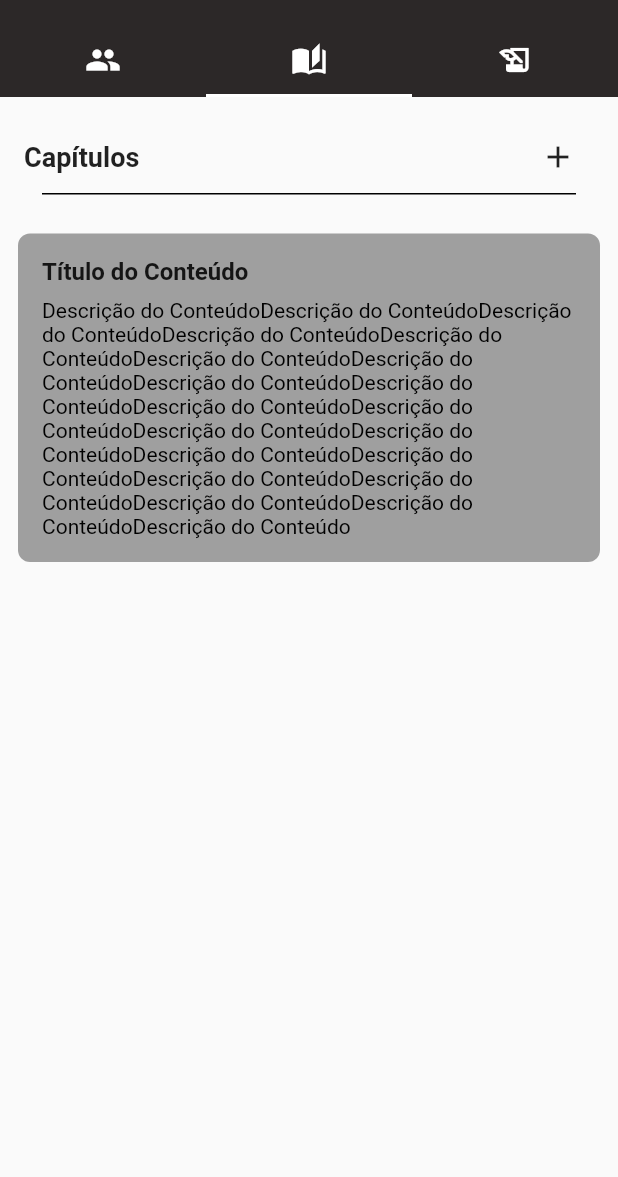
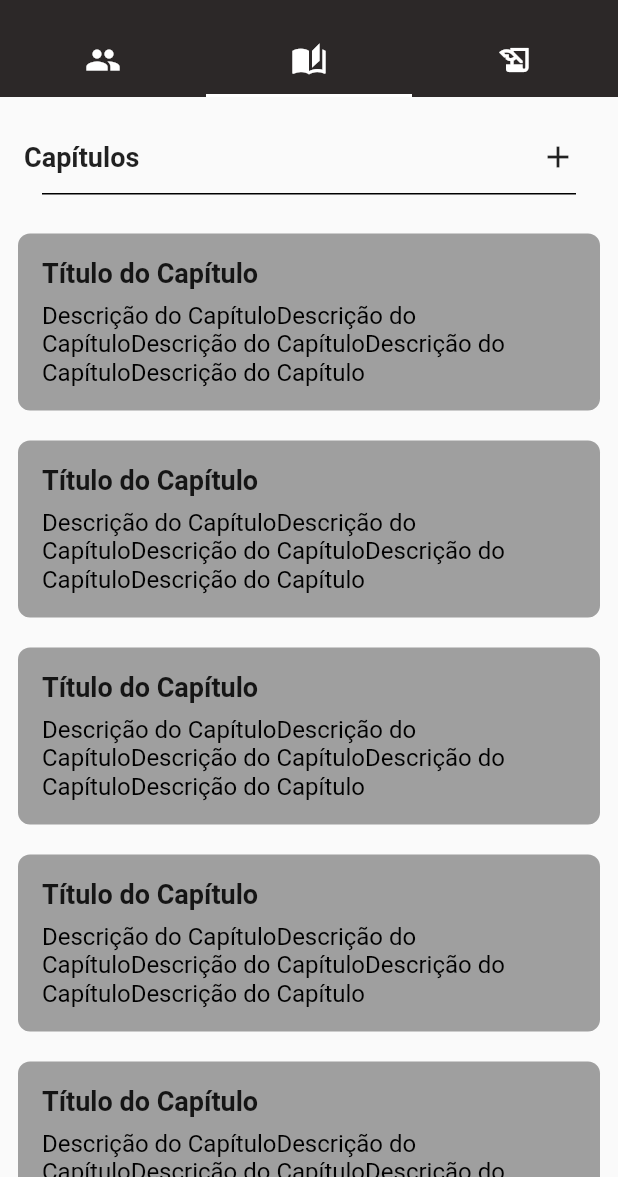
Before and after one commit to JoaoMarceloDMSilva/flutter_writing_app, a Flutter app: the screen it shows after launch, tab 2 chosen, on a phone screen of 412 x 824 dp, the part 59-1236 px from its top. Run offline on Flutter 3.47's test engine with Material 2 defaults, Android fonts, the phone set to English and light mode, and no system bars.

Commit message:
Tab02 Modificada e exclusao arquivo desnecessario

```diff
--- /dev/null
+++ b/lib/my_widgets/chapter_container.dart
@@ -0,0 +1,44 @@
+import 'package:flutter/material.dart';
+
+class ChapterTabContainer extends StatelessWidget {
+  final String title;
+  final String description;
+
+  const ChapterTabContainer({Key? key, required this.title, required this.description})
+      : super(key: key);
+
+  @override
+  Widget build(BuildContext context) {
+    return Container(
+      margin: const EdgeInsets.symmetric(horizontal: 12, vertical: 10),
+      padding: const EdgeInsets.all(16),
+      decoration: BoxDecoration(
+        color: const Color(0xff9F9F9F),
+        borderRadius: BorderRadius.circular(8),
+      ),
+      constraints: BoxConstraints(
+        maxWidth: MediaQuery.of(context).size.width - 24,
+      ),
+      child: Column(
+        crossAxisAlignment: CrossAxisAlignment.start,
+        children: [
+          Text(
+            title,
+            style: TextStyle(
+              fontSize: 18,
+              fontWeight: FontWeight.bold,
+            ),
+          ),
+          SizedBox(height: 8),
+          Text(
+            description,
+            style: TextStyle(
+              fontSize: 16,
+              color: Colors.black,
+            ),
+          ),
+        ],
+      ),
+    );
+  }
+}
--- a/lib/my_widgets/chapter_tab_page2.dart
+++ b/lib/my_widgets/chapter_tab_page2.dart
@@ -1,5 +1,7 @@
 import 'package:flutter/material.dart';
+import 'package:flutter_writing_app/my_widgets/chapter_container.dart';
 import 'tab_bar_add.dart';
+
 
 class ChapterTabPage2 extends StatelessWidget {
   final String chapterTitle;
@@ -8,46 +10,33 @@ class ChapterTabPage2 extends StatelessWidget {
 
   @override
   Widget build(BuildContext context) {
-    return Column(
+    return SingleChildScrollView(
+      child: Column(
         crossAxisAlignment: CrossAxisAlignment.start,
         children: [
           TabBarAdd(chapterTitle: chapterTitle),
-        // Contêiner adicional com Scroll para a descrição
-        Container(
-          margin: const EdgeInsets.symmetric(horizontal: 12, vertical: 10),
-          padding: const EdgeInsets.all(16),
-          decoration: BoxDecoration(
-            color: const Color(0xff9F9F9F),
-            borderRadius: BorderRadius.circular(8),
+          ChapterTabContainer(
+            title: "Título do Capítulo",
+            description: "Descrição do Capítulo" * 5,
           ),
-          constraints: BoxConstraints(
-            maxWidth: MediaQuery.of(context).size.width - 24, // Largura máxima respeitando a margem de 12 nas laterais
+          ChapterTabContainer(
+            title: "Título do Capítulo",
+            description: "Descrição do Capítulo" * 5,
           ),
-          child: SingleChildScrollView(
-            child: Column(
-              crossAxisAlignment: CrossAxisAlignment.start,
-              children: [
-                Text(
-                  "Título do Conteúdo",
-                  style: TextStyle(
-                    fontSize: 16,
-                    fontWeight: FontWeight.bold,
+          ChapterTabContainer(
+            title: "Título do Capítulo",
+            description: "Descrição do Capítulo" * 5,
           ),
+          ChapterTabContainer(
+            title: "Título do Capítulo",
+            description: "Descrição do Capítulo" * 5,
           ),
-                SizedBox(height: 8),
-                Text(
-                  "Descrição do Conteúdo" * 20, // Exemplo de descrição longa para testar o scroll
-                  style: TextStyle(
-                    fontSize: 14,
-                    color: Colors.black,
-                  ),
+          ChapterTabContainer(
+            title: "Título do Capítulo",
+            description: "Descrição do Capítulo" * 5,
           ),
         ],
       ),
-          ),
-        ),
-        // Outros widgets da página
-      ],
     );
   }
 }
```
Also changed, not shown: lib/tabs/tab_capitulos.dart (deleted), lib/tabs/tab_notas.dart (deleted), lib/tabs/tab_personagens.dart (deleted). Lines whose indentation alone changed are shown as unchanged.
